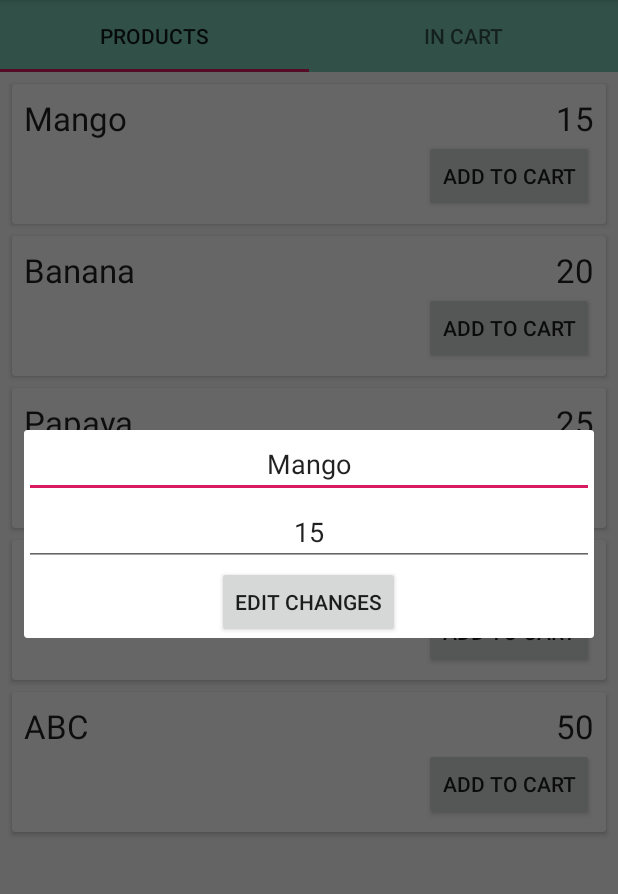
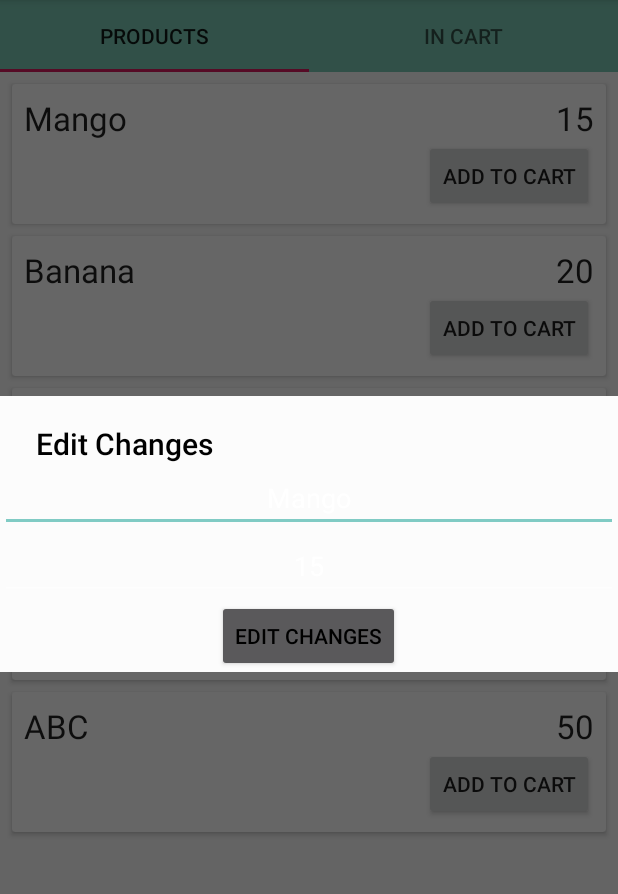
Before and after one commit to MilindAmrutkarCSS/FruitsApp, an Android app: the screen it shows after launch (MainActivity), after a tap on "Mango", on a phone screen of 412 x 824 dp, the part 84-978 px from its top. Run offline under Robolectric (Android 15) with nearby library versions, the phone set to English and light mode, and no system bars; our stand-ins replace ButterKnife, Room's generated code.

Commit message:
Made changes to the Dialog

```diff
--- a/app/src/main/java/com/example/fruitsapp/ui/FruitsFragment.java
+++ b/app/src/main/java/com/example/fruitsapp/ui/FruitsFragment.java
@@ -88,9 +88,11 @@ public class FruitsFragment extends Fragment implements IFruitListener {
     @Override
     public void onItemClick(Fruit fruit) {
         Fruit fruit1 = fruit;
-        Dialog dialog = new Dialog(context);
+        Dialog dialog = new Dialog(context, R.style.Dialog);
+
+
         dialog.setContentView(R.layout.custom_dialog_main);
-        dialog.setTitle("Edit Fruit");
+        dialog.setTitle("Edit Changes");
 
         EditText etFruit = dialog.findViewById(R.id.etFruit);
         EditText etFruitCount = dialog.findViewById(R.id.etFruitCount);
--- a/app/src/main/java/com/example/fruitsapp/ui/MainActivity.java
+++ b/app/src/main/java/com/example/fruitsapp/ui/MainActivity.java
@@ -58,13 +58,14 @@ public class MainActivity extends AppCompatActivity {
     public boolean onOptionsItemSelected(MenuItem item) {
         switch (item.getItemId()) {
             case R.id.add_fruit:
-                Dialog dialog = new Dialog(this);
+                Dialog dialog = new Dialog(this, R.style.Dialog);
                 dialog.setContentView(R.layout.custom_dialog_main);
                 dialog.setTitle("Add Fruit");
 
                 EditText etFruit = dialog.findViewById(R.id.etFruit);
                 EditText etFruitCount = dialog.findViewById(R.id.etFruitCount);
                 Button btnAddFruit = dialog.findViewById(R.id.btnAddFruit);
+
 
                 btnAddFruit.setOnClickListener(new View.OnClickListener() {
                     @Override
--- a/app/src/main/res/layout/custom_dialog_main.xml
+++ b/app/src/main/res/layout/custom_dialog_main.xml
@@ -3,6 +3,7 @@
     android:layout_width="match_parent"
     android:layout_height="match_parent"
     android:orientation="vertical">
+
 
     <EditText
         android:id="@+id/etFruit"
--- a/app/src/main/res/values/colors.xml
+++ b/app/src/main/res/values/colors.xml
@@ -3,4 +3,7 @@
     <color name="colorPrimary">#008577</color>
     <color name="colorPrimaryDark">#00574B</color>
     <color name="colorAccent">#D81B60</color>
+    <color name="grey">#fcfcfc</color>
+    <color name="black">#000000</color>
+
 </resources>
--- a/app/src/main/res/values/styles.xml
+++ b/app/src/main/res/values/styles.xml
@@ -8,4 +8,13 @@
         <item name="colorAccent">@color/colorAccent</item>
     </style>
 
+    <style name="Dialog" parent="Theme.AppCompat.Dialog.Alert">
+        <item name="android:windowNoTitle">false</item>
+        <item name="android:windowIsFloating">true</item>
+        <item name="android:windowBackground">@color/grey</item>
+        <item name="android:textColor">@color/black</item>
+        <item name="android:textColorHint">@color/black</item>
+    </style>
+
+
 </resources>
```
Also changed, not shown: app/src/main/res/layout/custom_title.xml (added, +15 -0 lines).
